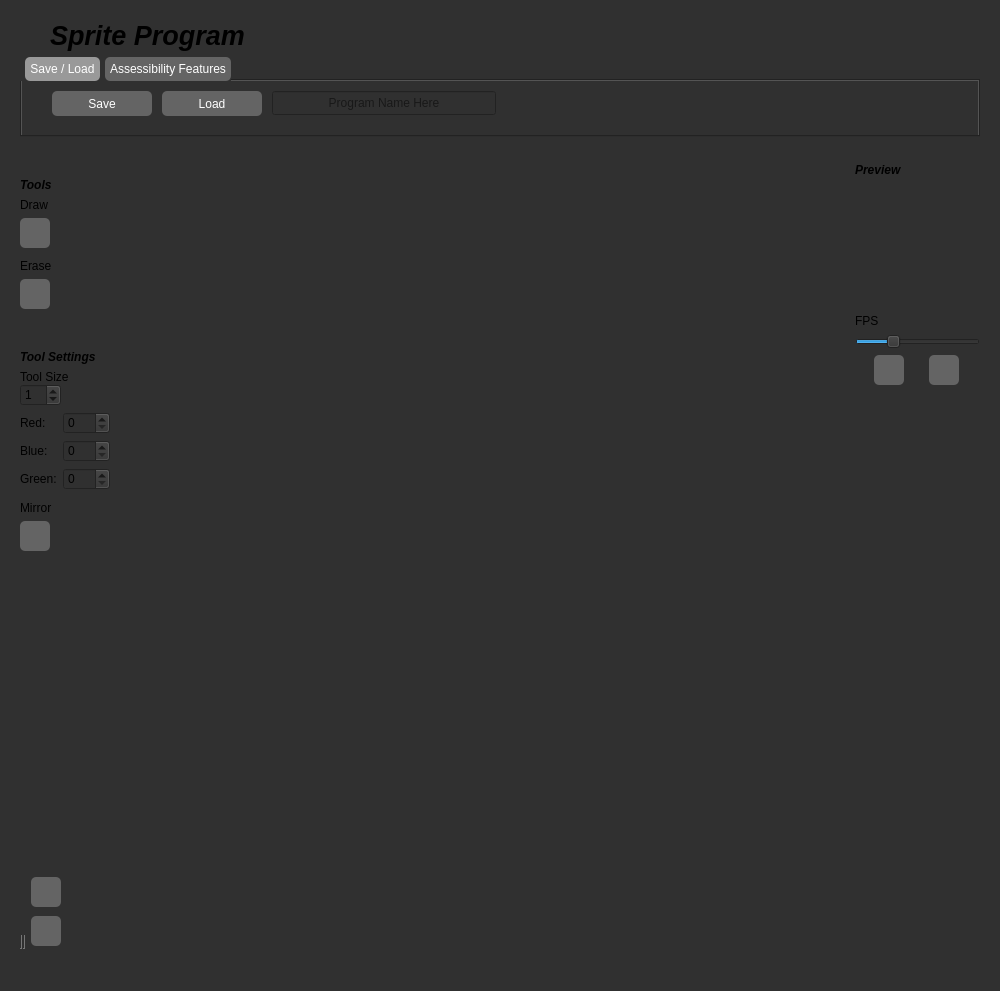
Above: mainwindow.ui from landonwest815/sprite-editor before the change. Below: the same form after it.
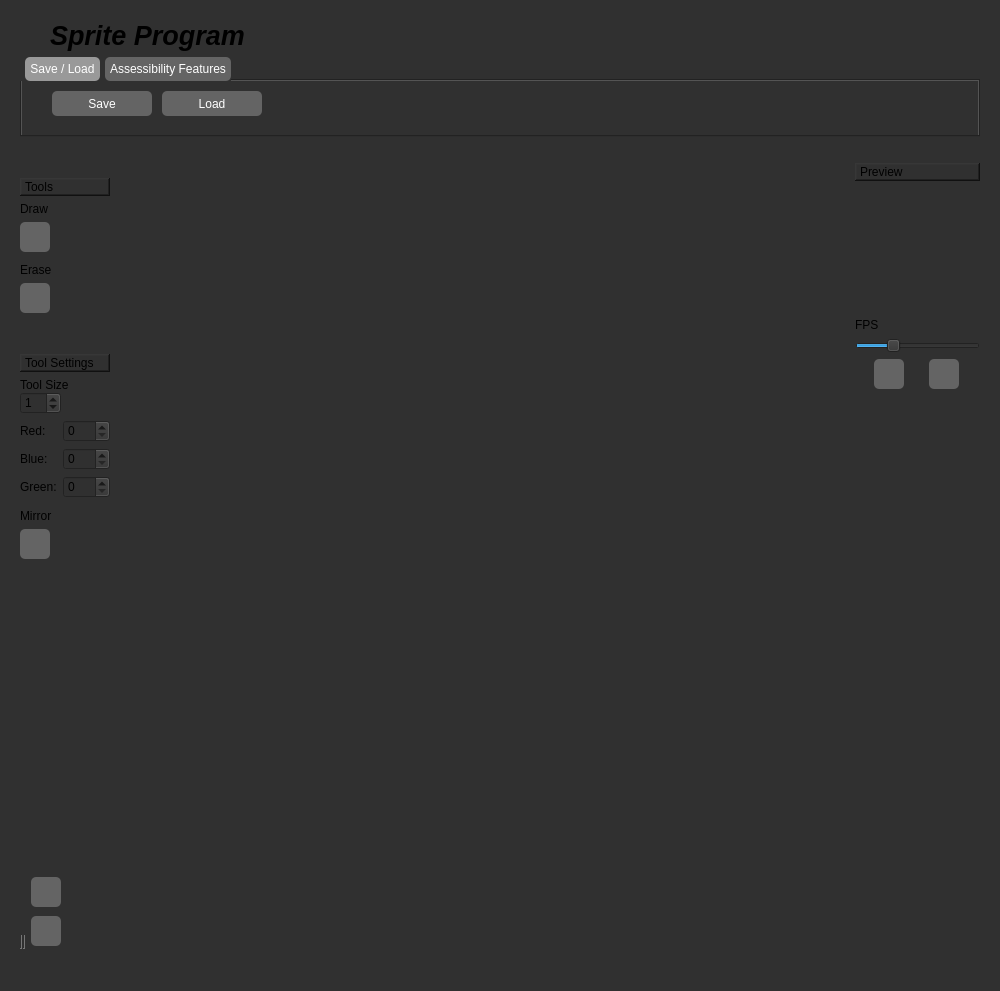
That is the form after the change. The open tabs and pages were chosen to show the change. Icons and pictures are not drawn.

Commit message: Worked with John to implement tutorial  and clean UI

The edit to the form file:
```diff
--- a/mainwindow.ui
+++ b/mainwindow.ui
@@ -225,37 +225,6 @@
            <string>Load</string>
           </property>
          </widget>
-         <widget class="QLineEdit" name="nameEntryBox">
-          <property name="geometry">
-           <rect>
-            <x>250</x>
-            <y>10</y>
-            <width>224</width>
-            <height>24</height>
-           </rect>
-          </property>
-          <property name="sizePolicy">
-           <sizepolicy hsizetype="Minimum" vsizetype="Fixed">
-            <horstretch>0</horstretch>
-            <verstretch>0</verstretch>
-           </sizepolicy>
-          </property>
-          <property name="inputMask">
-           <string/>
-          </property>
-          <property name="text">
-           <string/>
-          </property>
-          <property name="alignment">
-           <set>Qt::AlignCenter</set>
-          </property>
-          <property name="placeholderText">
-           <string>Program Name Here</string>
-          </property>
-          <property name="clearButtonEnabled">
-           <bool>false</bool>
-          </property>
-         </widget>
         </widget>
         <widget class="QWidget" name="accessibilityTab">
          <property name="palette">
@@ -599,8 +568,14 @@
             <underline>false</underline>
            </font>
           </property>
+          <property name="frameShape">
+           <enum>QFrame::WinPanel</enum>
+          </property>
+          <property name="frameShadow">
+           <enum>QFrame::Raised</enum>
+          </property>
           <property name="text">
-           <string>Tools</string>
+           <string>&lt;html&gt;&lt;head/&gt;&lt;body&gt;&lt;p&gt;&lt;span style=&quot; font-weight:400; font-style:normal;&quot;&gt;Tools&lt;/span&gt;&lt;/p&gt;&lt;/body&gt;&lt;/html&gt;</string>
           </property>
          </widget>
         </item>
@@ -761,8 +736,14 @@
             <underline>false</underline>
            </font>
           </property>
+          <property name="frameShape">
+           <enum>QFrame::WinPanel</enum>
+          </property>
+          <property name="frameShadow">
+           <enum>QFrame::Raised</enum>
+          </property>
           <property name="text">
-           <string>Tool Settings</string>
+           <string>&lt;html&gt;&lt;head/&gt;&lt;body&gt;&lt;p&gt;&lt;span style=&quot; font-weight:400; font-style:normal;&quot;&gt;Tool Settings&lt;/span&gt;&lt;/p&gt;&lt;/body&gt;&lt;/html&gt;</string>
           </property>
          </widget>
         </item>
@@ -1015,8 +996,14 @@
             <bold>true</bold>
            </font>
           </property>
+          <property name="frameShape">
+           <enum>QFrame::WinPanel</enum>
+          </property>
+          <property name="frameShadow">
+           <enum>QFrame::Raised</enum>
+          </property>
           <property name="text">
-           <string>Preview</string>
+           <string>&lt;html&gt;&lt;head/&gt;&lt;body&gt;&lt;p&gt;&lt;span style=&quot; font-weight:400; font-style:normal;&quot;&gt;Preview&lt;/span&gt;&lt;/p&gt;&lt;/body&gt;&lt;/html&gt;</string>
           </property>
          </widget>
         </item>
```
Left out of the diff: 26 changed lines with no effect on the pictures. The commit also changes 2 other files.
